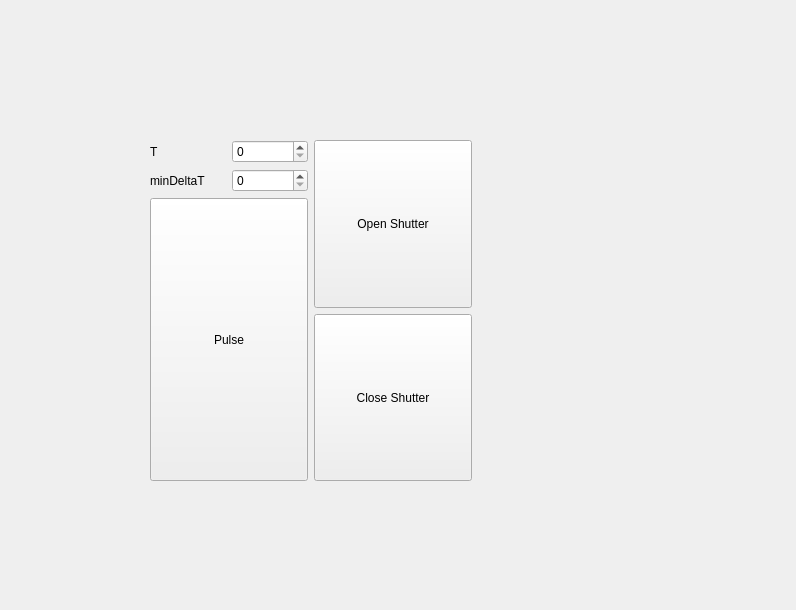
Jogala/stageController_linux_64, file pages/secondpage.ui: the form before one commit.
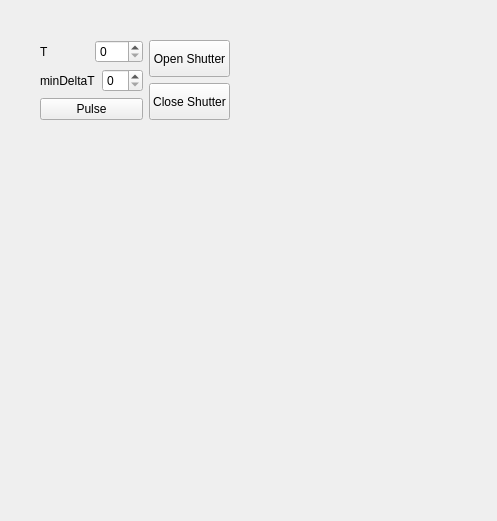
The form after the commit. Icons and pictures are not drawn.

The edit to the form file:
```diff
--- a/pages/secondpage.ui
+++ b/pages/secondpage.ui
@@ -6,22 +6,53 @@
    <rect>
     <x>0</x>
     <y>0</y>
-    <width>796</width>
-    <height>610</height>
+    <width>497</width>
+    <height>521</height>
    </rect>
   </property>
   <property name="windowTitle">
    <string>Form</string>
   </property>
-  <widget class="QWidget" name="layoutWidget">
+  <widget class="QWidget" name="">
    <property name="geometry">
     <rect>
-     <x>150</x>
-     <y>140</y>
-     <width>322</width>
-     <height>361</height>
+     <x>0</x>
+     <y>0</y>
+     <width>481</width>
+     <height>501</height>
     </rect>
    </property>
+   <layout class="QGridLayout" name="gridLayout">
+    <property name="sizeConstraint">
+     <enum>QLayout::SetFixedSize</enum>
+    </property>
+    <item row="0" column="1">
+     <spacer name="verticalSpacer_2">
+      <property name="orientation">
+       <enum>Qt::Vertical</enum>
+      </property>
+      <property name="sizeHint" stdset="0">
+       <size>
+        <width>20</width>
+        <height>40</height>
+       </size>
+      </property>
+     </spacer>
+    </item>
+    <item row="1" column="0">
+     <spacer name="horizontalSpacer">
+      <property name="orientation">
+       <enum>Qt::Horizontal</enum>
+      </property>
+      <property name="sizeHint" stdset="0">
+       <size>
+        <width>40</width>
+        <height>20</height>
+       </size>
+      </property>
+     </spacer>
+    </item>
+    <item row="1" column="1">
    <layout class="QVBoxLayout" name="pulse_layout">
     <item>
      <layout class="QHBoxLayout" name="horizontalLayout_3">
@@ -115,6 +146,34 @@
        <pixmap resource="../Resources.qrc">:/icons/icons/pulse_explanation.png</pixmap>
       </property>
      </widget>
+      </item>
+     </layout>
+    </item>
+    <item row="1" column="2">
+     <spacer name="horizontalSpacer_2">
+      <property name="orientation">
+       <enum>Qt::Horizontal</enum>
+      </property>
+      <property name="sizeHint" stdset="0">
+       <size>
+        <width>40</width>
+        <height>20</height>
+       </size>
+      </property>
+     </spacer>
+    </item>
+    <item row="2" column="1">
+     <spacer name="verticalSpacer">
+      <property name="orientation">
+       <enum>Qt::Vertical</enum>
+      </property>
+      <property name="sizeHint" stdset="0">
+       <size>
+        <width>20</width>
+        <height>40</height>
+       </size>
+      </property>
+     </spacer>
     </item>
    </layout>
   </widget>
```
Lines whose indentation alone changed are shown as unchanged.
